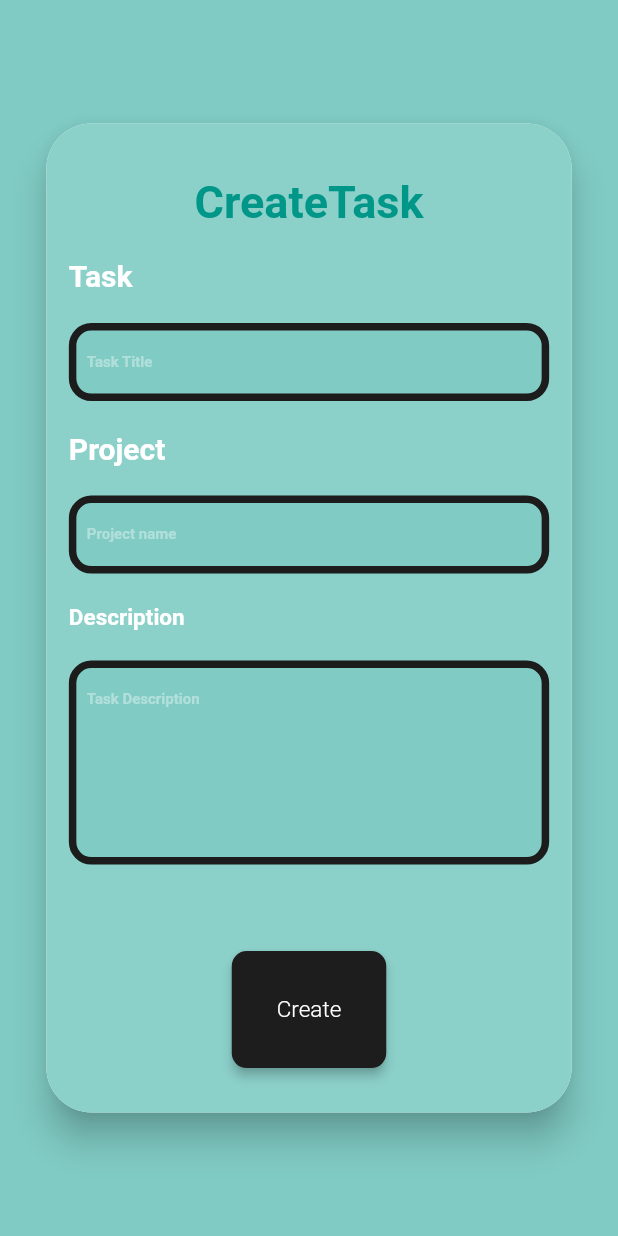
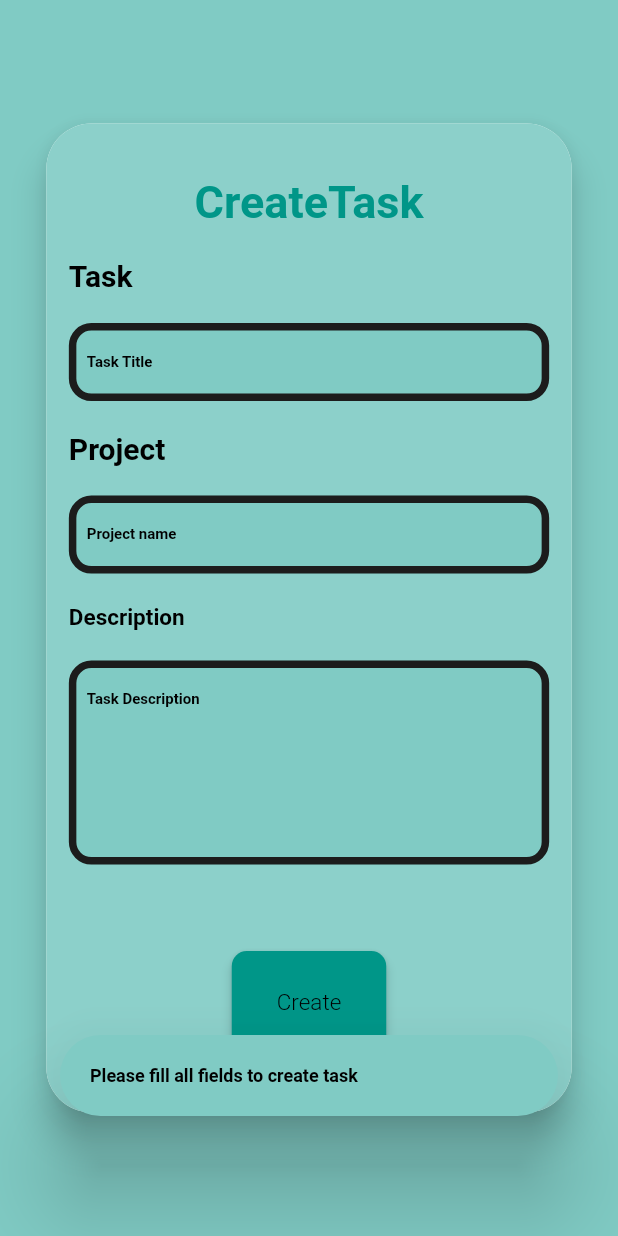
Before and after one commit to umaisqureshi/FlutterTask, a Flutter app: the CreateTaskView screen opened by its route, after a tap on "Create", on a phone screen of 412 x 824 dp. Run offline on Flutter 3.47's test engine with Material 2 defaults, Android fonts, the phone set to English and light mode, and no system bars; our stand-ins replace cloud_firestore, csv, firebase_core, flutter_riverpod, go_router, google_fonts and 2 more; missing offline and left inert: appflowy_board; accounts and stored records are empty.

Commit message:
Final Commit

```diff
--- a/lib/Features/CreateTask/View/createTaskView.dart
+++ b/lib/Features/CreateTask/View/createTaskView.dart
@@ -134,13 +134,18 @@ class _CreateTaskViewState extends ConsumerState<CreateTaskView> {
                                 descriptionController.text,
                                 projectController.text,
                                 "Umais Qureshi");
+
                         if (added) {
                           // ignore: use_build_context_synchronously
+                          context.pop();
+                          // ignore: use_build_context_synchronously
                           showSnackBar(context, "Task Added Successfully");
-                          context.pop();
                         }
+                      } else {
+                        showSnackBar(
+                            context, "Please fill all fields to create task");
                       }
-                    }, "Create", Theme.of(context).primaryColor)),
+                    }, "Create", Colors.teal, context)),
                   ],
                 ),
               ),
--- a/lib/Features/Splash/splashView.dart
+++ b/lib/Features/Splash/splashView.dart
@@ -74,7 +74,7 @@ class SplashScreenView extends StatelessWidget {
                   child: Center(
                       child: raisedTextButton(() {
                 context.go("/HOME");
-              }, "Get Started", Colors.teal)))
+              }, "Get Started", Colors.teal,context)))
             ],
           ),
         ),
--- a/lib/Features/TaskDetailView/Component/taskDetailedBottomComp.dart
+++ b/lib/Features/TaskDetailView/Component/taskDetailedBottomComp.dart
@@ -22,8 +22,9 @@ class TaskDetailedBottomComp extends StatelessWidget {
     return Row(
       mainAxisAlignment: MainAxisAlignment.spaceEvenly,
       children: [
-        raisedTextButton(onEdit, "  Edit  ", Theme.of(context).primaryColor),
-        raisedTextButton(onDelete, "Delete", Colors.red)
+        raisedTextButton(
+            onEdit, "  Edit  ", Theme.of(context).primaryColor, context),
+        raisedTextButton(onDelete, "Delete", Colors.teal, context)
       ],
     );
   }
--- a/lib/Features/home/Components/taskAndCountComp.dart
+++ b/lib/Features/home/Components/taskAndCountComp.dart
@@ -48,7 +48,9 @@
             ),
             ElevatedButton(
                 onPressed: onPress,
-                style: ElevatedButton.styleFrom(backgroundColor: Colors.white),
+                style: ElevatedButton.styleFrom(
+                    backgroundColor:
+                        Theme.of(context).colorScheme.onBackground),
                 child: Text(
                   "Export Csv",
                   style: GoogleFonts.aBeeZee(
--- a/lib/Features/home/View/homeView.dart
+++ b/lib/Features/home/View/homeView.dart
@@ -99,7 +99,10 @@ class HomeViewState extends ConsumerState<HomeView> {
         hoverColor: Theme.of(context).primaryColor,
         hoverElevation: 50,
         shape: const StadiumBorder(),
-        child: const Icon(Icons.add),
+        child: Icon(
+          Icons.add,
+          color: Theme.of(context).colorScheme.onBackground,
+        ),
         onPressed: () {
           context.push("/CREATETASK");
         },
--- a/lib/Widgets/widgets.dart
+++ b/lib/Widgets/widgets.dart
@@ -5,18 +5,21 @@ import 'package:google_fonts/google_fonts.dart';
 import '../Features/TaskDetailView/Component/statusChangeComp.dart';
 import '../Utils/utilis.dart';
 
-Widget raisedTextButton(VoidCallback onPress, String text, Color color) {
+Widget raisedTextButton(
+    VoidCallback onPress, String text, Color color, BuildContext context) {
   return ElevatedButton(
     onPressed: onPress,
     style: ElevatedButton.styleFrom(
         backgroundColor: color,
         elevation: 3,
         shape: RoundedRectangleBorder(borderRadius: BorderRadius.circular(10)),
-        padding: const EdgeInsets.symmetric(vertical: 30, horizontal: 30)),
+        padding: const EdgeInsets.symmetric(vertical: 25, horizontal: 30)),
     child: Text(
       text,
       style: GoogleFonts.aBeeZee(
-          color: Colors.white, fontSize: 15, fontWeight: FontWeight.w300),
+          color: Theme.of(context).colorScheme.onBackground,
+          fontSize: 15,
+          fontWeight: FontWeight.w300),
     ),
   );
 }
@@ -63,8 +66,8 @@ Widget textFieldWidget(
         hintText: hint,
         counterText: "",
         fillColor: Theme.of(context).backgroundColor,
-        hintStyle: const TextStyle(
-          color: Colors.white38,
+        hintStyle: TextStyle(
+          color: Theme.of(context).colorScheme.onBackground,
         )),
   );
 }
@@ -145,9 +148,7 @@ showDialogBox(
       title: Text(
         title,
         style: GoogleFonts.aBeeZee(
-            color: Theme.of(context).primaryColor,
-            fontSize: 12,
-            fontWeight: FontWeight.bold),
+            color: Colors.teal, fontSize: 12, fontWeight: FontWeight.bold),
       ),
       content: Text(
         message,
@@ -160,7 +161,7 @@ showDialogBox(
         Padding(
           padding: const EdgeInsets.all(8.0),
           child: raisedTextButton(
-              onPress, "Delete", Theme.of(context).primaryColor),
+              onPress, "Delete", Theme.of(context).primaryColor, context),
         ),
       ],
     ),
@@ -172,14 +173,14 @@ showSnackBar(BuildContext context, String text) {
     SnackBar(
       behavior: SnackBarBehavior.floating,
       margin: const EdgeInsets.symmetric(vertical: 80, horizontal: 40),
-      backgroundColor: Colors.white,
+      backgroundColor: Theme.of(context).backgroundColor,
       shape: const StadiumBorder(),
       elevation: 30,
       padding: const EdgeInsets.all(20),
       content: Text(
         text,
         style: GoogleFonts.aBeeZee(
-            color: Theme.of(context).primaryColor,
+            color: Theme.of(context).colorScheme.onBackground,
             fontSize: 12,
             fontWeight: FontWeight.bold),
       ),
--- a/lib/main.dart
+++ b/lib/main.dart
@@ -20,17 +20,55 @@ void main() async {
   runApp(const ProviderScope(child: MyApp()));
 }
 
-class MyApp extends StatelessWidget {
+class MyApp extends StatefulWidget {
   const MyApp({super.key});
+
   @override
-  Widget build(BuildContext context) {
-    return MaterialApp.router(
-      routerConfig: Routes.router,
+  State<MyApp> createState() => _MyAppState();
+}
 
-      debugShowCheckedModeBanner: false,
-      title: 'Task Tracking',
-      themeMode: ThemeMode.system,
-      theme: ThemeData(
+class _MyAppState extends State<MyApp> with WidgetsBindingObserver {
+  Brightness? _brightness;
+
+  @override
+  void initState() {
+    WidgetsBinding.instance.addObserver(this);
+    _brightness = WidgetsBinding.instance.window.platformBrightness;
+    super.initState();
+  }
+
+  @override
+  void dispose() {
+    WidgetsBinding.instance.removeObserver(this);
+    super.dispose();
+  }
+
+  @override
+  void didChangePlatformBrightness() {
+    if (mounted) {
+      setState(() {
+        _brightness = WidgetsBinding.instance.window.platformBrightness;
+      });
+    }
+
+    super.didChangePlatformBrightness();
+  }
+
+  ThemeData get _lightTheme => ThemeData(
+        primaryColor: const Color.fromARGB(255, 248, 246, 246),
+        appBarTheme: AppBarTheme(
+            backgroundColor: const Color.fromARGB(255, 208, 207, 207),
+            centerTitle: true,
+            elevation: 0,
+            titleTextStyle:
+                GoogleFonts.aBeeZee(color: Colors.teal, fontSize: 25)),
+        backgroundColor: Colors.white,
+        colorScheme: ColorScheme.fromSwatch(primarySwatch: Colors.teal)
+            .copyWith(onBackground: Colors.black, brightness: Brightness.light),
+      );
+
+  ThemeData get _darkTheme => ThemeData(
+        brightness: Brightness.dark,
         primaryColor: const Color.fromARGB(255, 30, 29, 29),
         appBarTheme: AppBarTheme(
             backgroundColor: const Color.fromARGB(255, 15, 15, 15),
@@ -40,9 +78,17 @@ class MyApp extends StatelessWidget {
                 GoogleFonts.aBeeZee(color: Colors.teal, fontSize: 25)),
         backgroundColor: Colors.black26,
         colorScheme: ColorScheme.fromSwatch(primarySwatch: Colors.teal)
-            .copyWith(onBackground: Colors.white),
-      ),
-      // home: const SplashScreenView(),
+            .copyWith(onBackground: Colors.white, brightness: Brightness.dark),
+      );
+
+  @override
+  Widget build(BuildContext context) {
+    return MaterialApp.router(
+      routerConfig: Routes.router,
+      debugShowCheckedModeBanner: false,
+      title: 'Task Tracking',
+      themeMode: ThemeMode.system,
+      theme: _brightness == Brightness.dark ? _darkTheme : _lightTheme,
     );
   }
 }
```
Also changed, not shown: lib/Features/TaskDetailView/View/taskDetailView.dart (+12 -7 lines), lib/Features/home/Components/buildItemComp.dart (+16 -9 lines), lib/Features/home/Components/timerComp.dart (+4 -4 lines).
